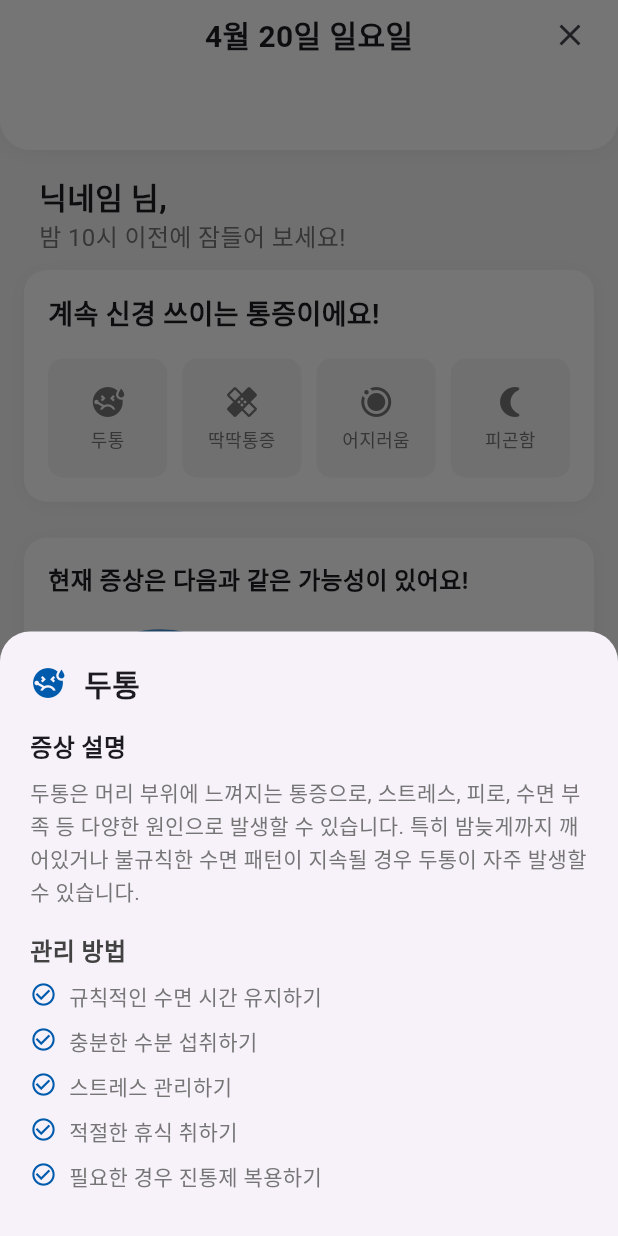
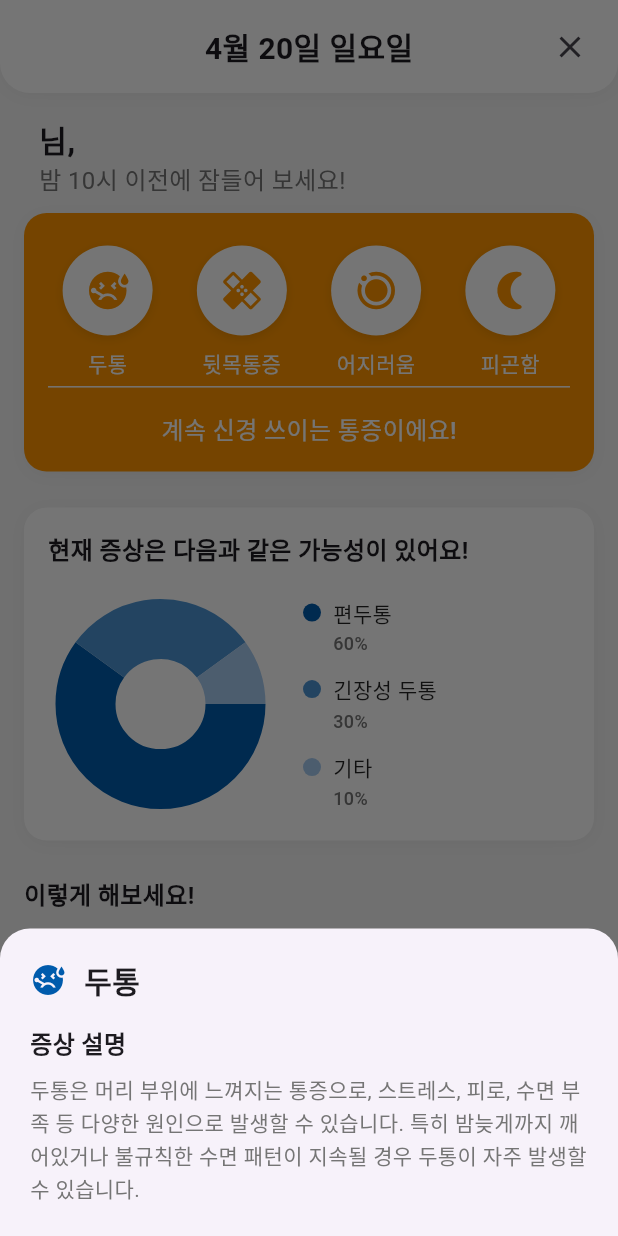
Before and after one commit to sb8919/STDEV2025_18TEAM_FrontEnd, a Flutter app: the HealthRecordDetailScreen screen opened directly with sample values from the repository, after a tap on "두통", on a phone screen of 412 x 824 dp. Run offline on Flutter 3.47's test engine with Material 3 defaults, Android fonts, the phone set to English and light mode, and no system bars; drawn by our look-alikes of fl_chart; our stand-ins replace shared_preferences; accounts and stored records are empty; Roboto replaces fonts that are missing (Pretendard); project files that could hold a hidden picture were left out.

Commit message:
(refactor) 디자인 개선

```diff
--- a/lib/screens/health_record_detail_screen.dart
+++ b/lib/screens/health_record_detail_screen.dart
@@ -3,8 +3,10 @@ import 'package:stdev2025_18team_frontend/constants/app_colors.dart';
 import '../models/health_record.dart';
 import 'package:intl/intl.dart';
 import 'package:fl_chart/fl_chart.dart';
+import 'package:shared_preferences/shared_preferences.dart';
+import 'dart:convert';
 
-class HealthRecordDetailScreen extends StatelessWidget {
+class HealthRecordDetailScreen extends StatefulWidget {
   final HealthRecord record;
   final DateTime date;
 
@@ -13,6 +15,30 @@ class HealthRecordDetailScreen extends StatelessWidget {
     required this.record,
     required this.date,
   }) : super(key: key);
+
+  @override
+  State<HealthRecordDetailScreen> createState() => _HealthRecordDetailScreenState();
+}
+
+class _HealthRecordDetailScreenState extends State<HealthRecordDetailScreen> {
+  String _nickname = '';
+
+  @override
+  void initState() {
+    super.initState();
+    _loadUserNickname();
+  }
+
+  Future<void> _loadUserNickname() async {
+    final prefs = await SharedPreferences.getInstance();
+    final userData = prefs.getString('user_data');
+    if (userData != null) {
+      final decodedData = json.decode(userData);
+      setState(() {
+        _nickname = decodedData['nickname'] ?? '';
+      });
+    }
+  }
 
   @override
   Widget build(BuildContext context) {
@@ -37,16 +63,17 @@ class HealthRecordDetailScreen extends StatelessWidget {
           ),
           child: SafeArea(
             child: Column(
+              mainAxisSize: MainAxisSize.min,
               crossAxisAlignment: CrossAxisAlignment.start,
               children: [
                 Padding(
-                  padding: const EdgeInsets.only(top: 8.0, left: 8.0, right: 8.0),
+                  padding: const EdgeInsets.symmetric(horizontal: 8.0, vertical: 16.0),
                   child: Stack(
                     alignment: Alignment.center,
                     children: [
                       Center(
                         child: Text(
-                          '${DateFormat('M월 d일 EEEE', 'ko_KR').format(date)}',
+                          '${DateFormat('M월 d일 EEEE', 'ko_KR').format(widget.date)}',
                           style: TextStyle(
                             fontSize: 20,
                             fontWeight: FontWeight.bold,
@@ -79,7 +106,7 @@ class HealthRecordDetailScreen extends StatelessWidget {
                 child: Column(
                   crossAxisAlignment: CrossAxisAlignment.start,
                   children: [
-                    Text('닉네임 님,',
+                    Text('$_nickname님,',
                     style: TextStyle(
                       fontSize: 20,
                       fontWeight: FontWeight.w800,
@@ -110,7 +137,7 @@ class HealthRecordDetailScreen extends StatelessWidget {
     return Container(
       padding: EdgeInsets.all(16),
       decoration: BoxDecoration(
-        color: Colors.white,
+        color: Color(0XFFFF9500),
         borderRadius: BorderRadius.circular(15),
         boxShadow: [
           BoxShadow(
@@ -123,27 +150,35 @@ class HealthRecordDetailScreen extends StatelessWidget {
       child: Column(
         crossAxisAlignment: CrossAxisAlignment.start,
         children: [
-          Text(
-            '계속 신경 쓰이는 통증이에요!',
-            style: TextStyle(
-              fontSize: 18,
-              fontWeight: FontWeight.bold,
-            ),
-          ),
-          SizedBox(height: 16),
           GridView.count(
             shrinkWrap: true,
             physics: NeverScrollableScrollPhysics(),
             crossAxisCount: 4,
             mainAxisSpacing: 10,
             crossAxisSpacing: 10,
-            childAspectRatio: 1,
+            childAspectRatio: 0.8,
             children: [
               _buildSymptomItem(context, '두통', Icons.sick),
-              _buildSymptomItem(context, '딱딱통증', Icons.healing),
+              _buildSymptomItem(context, '뒷목통증', Icons.healing),
               _buildSymptomItem(context, '어지러움', Icons.motion_photos_on),
               _buildSymptomItem(context, '피곤함', Icons.nightlight_round),
             ],
+          ),
+          Divider(
+            color: Colors.white,
+            thickness: 1,
+            height: 1,
+          ),
+          SizedBox(height: 16),
+          Center(
+            child: Text(
+              '계속 신경 쓰이는 통증이에요!',
+              style: TextStyle(
+                fontSize: 16,
+                fontWeight: FontWeight.w500,
+                color: Colors.white,
+              ),
+            ),
           ),
         ],
       ),
@@ -194,64 +229,45 @@ class HealthRecordDetailScreen extends StatelessWidget {
                     height: 1.5,
                   ),
                 ),
-                SizedBox(height: 16),
-                Text(
-                  '관리 방법',
-                  style: TextStyle(
-                    fontSize: 16,
-                    fontWeight: FontWeight.bold,
-                    color: Colors.grey[800],
-                  ),
-                ),
-                SizedBox(height: 8),
-                ..._getSymptomManagement(label).map((tip) => Padding(
-                  padding: EdgeInsets.only(bottom: 8),
-                  child: Row(
-                    crossAxisAlignment: CrossAxisAlignment.start,
-                    children: [
-                      Icon(Icons.check_circle_outline,
-                        color: Color(0xFF005BAC),
-                        size: 18,
-                      ),
-                      SizedBox(width: 8),
-                      Expanded(
-                        child: Text(
-                          tip,
-                          style: TextStyle(
-                            fontSize: 14,
-                            color: Colors.grey[600],
-                            height: 1.5,
-                          ),
-                        ),
-                      ),
-                    ],
-                  ),
-                )).toList(),
               ],
             ),
           ),
         );
       },
-      child: Container(
-        decoration: BoxDecoration(
-          color: Colors.grey[100],
-          borderRadius: BorderRadius.circular(10),
-        ),
       child: Column(
         mainAxisAlignment: MainAxisAlignment.center,
         children: [
-            Icon(icon, color: Colors.grey[600]),
-            SizedBox(height: 4),
+          Container(
+            width: 60,
+            height: 60,
+            decoration: BoxDecoration(
+              color: Colors.white,
+              shape: BoxShape.circle,
+              boxShadow: [
+                BoxShadow(
+                  color: Colors.black.withOpacity(0.1),
+                  blurRadius: 5,
+                  offset: Offset(0, 2),
+                ),
+              ],
+            ),
+            child: Icon(
+              icon,
+              color: Color(0XFFFF9500),
+              size: 30,
+            ),
+          ),
+          SizedBox(height: 8),
           Text(
             label,
             style: TextStyle(
-                fontSize: 12,
-                color: Colors.grey[600],
+              fontSize: 14,
+              color: Colors.white,
+              fontWeight: FontWeight.w500,
             ),
             textAlign: TextAlign.center,
           ),
         ],
-        ),
       ),
     );
   }
@@ -346,35 +362,20 @@ class HealthRecordDetailScreen extends StatelessWidget {
                       PieChartSectionData(
                         color: const Color(0xFF005BAC),
                         value: 60,
-                        title: '60%',
+                        title: '',
                         radius: 40,
-                        titleStyle: TextStyle(
-                          fontSize: 12,
-                          fontWeight: FontWeight.bold,
-                          color: Colors.white,
-                        ),
                       ),
                       PieChartSectionData(
                         color: const Color(0xFF4C95D4),
                         value: 30,
-                        title: '30%',
+                        title: '',
                         radius: 40,
-                        titleStyle: TextStyle(
-                          fontSize: 12,
-                          fontWeight: FontWeight.bold,
-                          color: Colors.white,
-                        ),
                       ),
                       PieChartSectionData(
                         color: const Color(0xFFA5CAF0),
                         value: 10,
-                        title: '10%',
+                        title: '',
                         radius: 40,
-                        titleStyle: TextStyle(
-                          fontSize: 12,
-                          fontWeight: FontWeight.bold,
-                          color: Colors.white,
-                        ),
                       ),
                     ],
                   ),
@@ -386,9 +387,9 @@ class HealthRecordDetailScreen extends StatelessWidget {
                   crossAxisAlignment: CrossAxisAlignment.start,
                   children: [
                     _buildLegendItem('편두통', '60%', const Color(0xFF005BAC)),
-                    SizedBox(height: 8),
+                    SizedBox(height: 12),
                     _buildLegendItem('긴장성 두통', '30%', const Color(0xFF4C95D4)),
-                    SizedBox(height: 8),
+                    SizedBox(height: 12),
                     _buildLegendItem('기타', '10%', const Color(0xFFA5CAF0)),
                   ],
                 ),
@@ -402,10 +403,12 @@ class HealthRecordDetailScreen extends StatelessWidget {
 
   Widget _buildLegendItem(String label, String percentage, Color color) {
     return Row(
+      crossAxisAlignment: CrossAxisAlignment.start,
       children: [
         Container(
           width: 12,
           height: 12,
+          margin: EdgeInsets.only(top: 4),
           decoration: BoxDecoration(
             color: color,
             shape: BoxShape.circle,
@@ -413,20 +416,27 @@ class HealthRecordDetailScreen extends StatelessWidget {
         ),
         SizedBox(width: 8),
         Expanded(
-          child: Text(
+          child: Column(
+            crossAxisAlignment: CrossAxisAlignment.start,
+            children: [
+              Text(
                 label,
                 style: TextStyle(
                   fontSize: 14,
                   color: Colors.black87,
+                  fontWeight: FontWeight.w500,
                 ),
               ),
-        ),
+              SizedBox(height: 2),
               Text(
                 percentage,
                 style: TextStyle(
-            fontSize: 14,
-            fontWeight: FontWeight.bold,
-            color: Colors.black87,
+                  fontSize: 12,
+                  color: Colors.grey[600],
+                  fontWeight: FontWeight.w500,
+                ),
+              ),
+            ],
           ),
         ),
       ],
@@ -434,20 +444,7 @@ class HealthRecordDetailScreen extends StatelessWidget {
   }
 
   Widget _buildRecommendationSection() {
-    return Container(
-      padding: EdgeInsets.all(16),
-      decoration: BoxDecoration(
-        color: Colors.white,
-        borderRadius: BorderRadius.circular(15),
-        boxShadow: [
-          BoxShadow(
-            color: Colors.black.withOpacity(0.05),
-            blurRadius: 10,
-            offset: Offset(0, 2),
-          ),
-        ],
-      ),
-      child: Column(
+    return Column(
       crossAxisAlignment: CrossAxisAlignment.start,
       children: [
         Text(
@@ -462,27 +459,40 @@ class HealthRecordDetailScreen extends StatelessWidget {
         _buildRecommendationItem('8시간 이상 수면 시도'),
         _buildRecommendationItem('2일 이상 증상 지속 시 병원 상담'),
       ],
-      ),
     );
   }
 
   Widget _buildRecommendationItem(String text) {
     return Padding(
-      padding: const EdgeInsets.symmetric(vertical: 8.0),
+      padding: const EdgeInsets.symmetric(vertical: 4.0),
       child: Container(
-        padding: EdgeInsets.all(12),
+        padding: EdgeInsets.symmetric(horizontal: 12, vertical: 8),
         decoration: BoxDecoration(
-          color: Colors.grey[100],
+          color: AppColors.thirdColor,
           borderRadius: BorderRadius.circular(10),
+          boxShadow: [
+            BoxShadow(
+              color: Colors.black.withOpacity(0.05),
+              blurRadius: 4,
+              offset: Offset(0, 2),
+            ),
+          ],
         ),
         child: Row(
           children: [
             Expanded(
-              child: Text(text),
+              child: Text(
+                text,
+                style: TextStyle(
+                  color: Colors.black87,
+                  fontSize: 14,
+                ),
+              ),
             ),
           ],
         ),
       ),
     );
   }
+
 }
```
Lines whose indentation alone changed are shown as unchanged.
